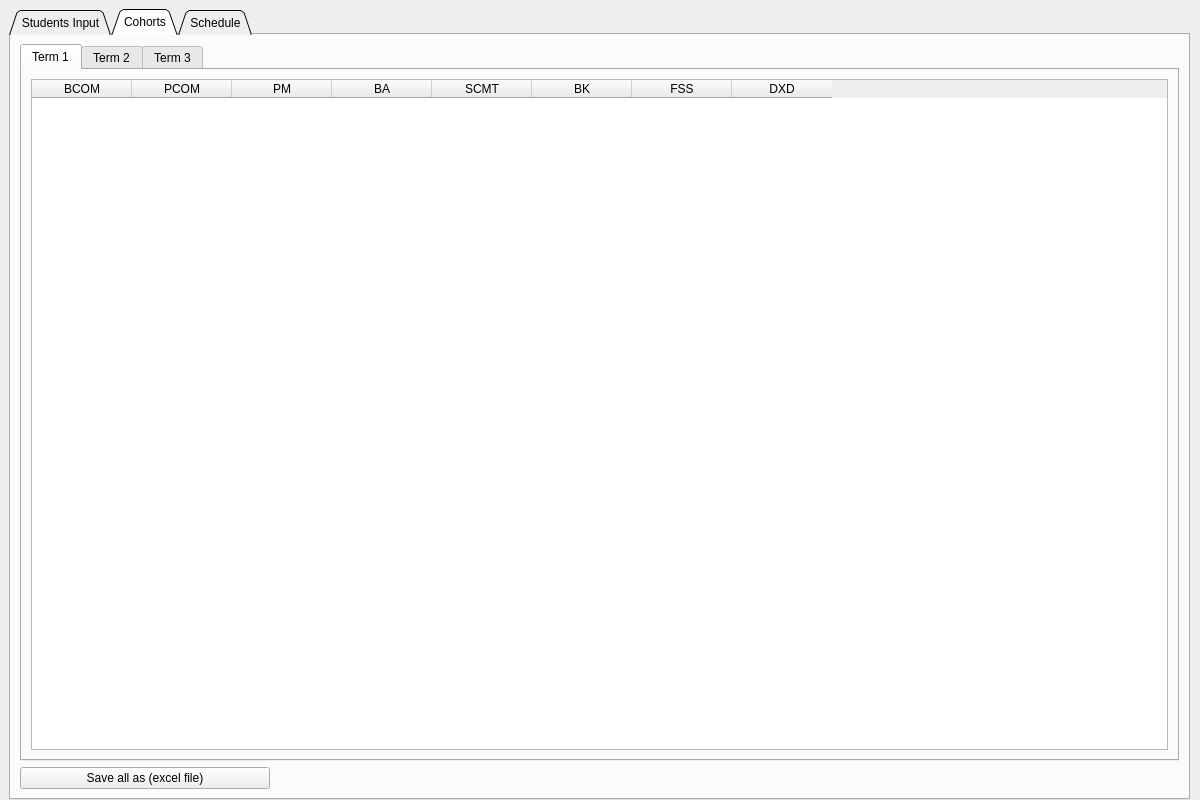
Qt form MainWindow.ui (fahad-ali1/CMPT-395-Class-Scheduler) before a commit.
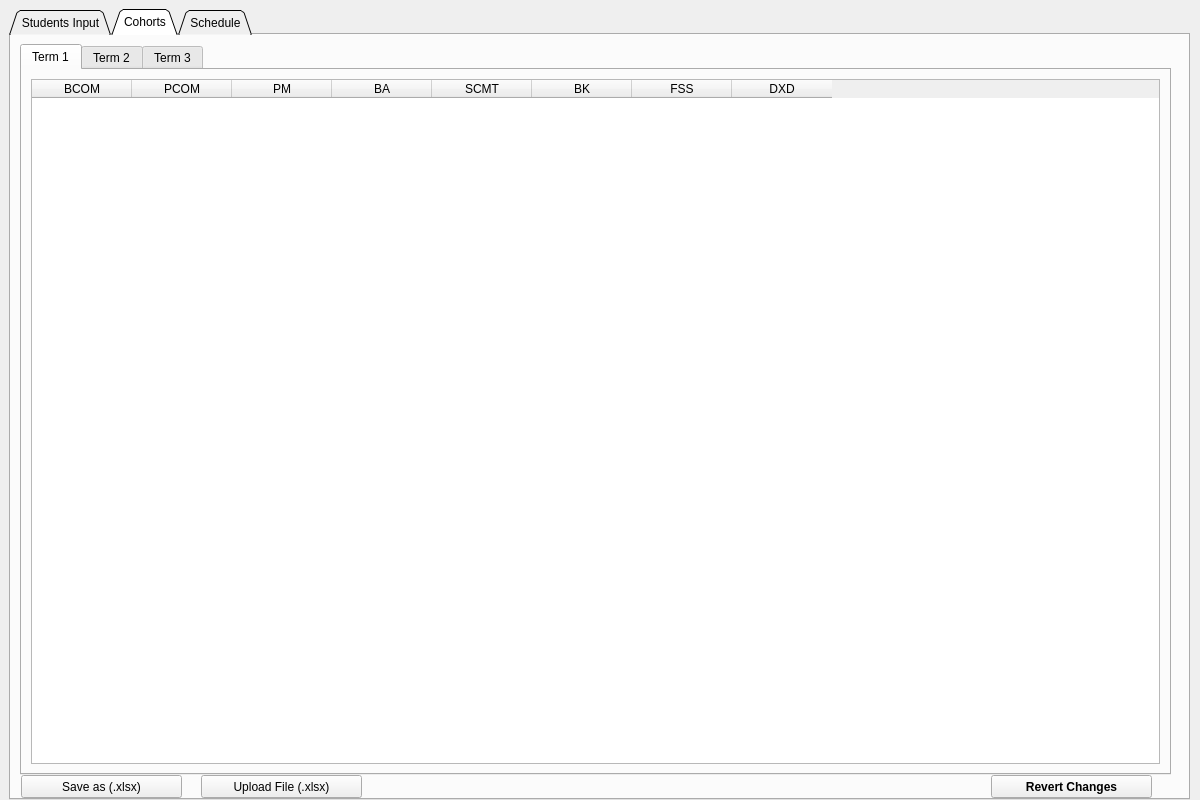
The same form after that commit. The open tabs and pages were chosen to show the change. Icons and pictures are not drawn.

```diff
--- a/MainWindow.ui
+++ b/MainWindow.ui
@@ -621,9 +621,46 @@
     <attribute name="title">
      <string>Cohorts</string>
     </attribute>
-    <layout class="QGridLayout" name="gridLayout_5">
-     <item row="0" column="0">
+    <widget class="QPushButton" name="SaveAs2">
+     <property name="geometry">
+      <rect>
+       <x>10</x>
+       <y>740</y>
+       <width>161</width>
+       <height>23</height>
+      </rect>
+     </property>
+     <property name="sizePolicy">
+      <sizepolicy hsizetype="Fixed" vsizetype="Fixed">
+       <horstretch>0</horstretch>
+       <verstretch>0</verstretch>
+      </sizepolicy>
+     </property>
+     <property name="minimumSize">
+      <size>
+       <width>161</width>
+       <height>23</height>
+      </size>
+     </property>
+     <property name="maximumSize">
+      <size>
+       <width>161</width>
+       <height>23</height>
+      </size>
+     </property>
+     <property name="text">
+      <string>Save as (.xlsx)</string>
+     </property>
+    </widget>
       <widget class="QTabWidget" name="CohortTables">
+     <property name="geometry">
+      <rect>
+       <x>9</x>
+       <y>9</y>
+       <width>1151</width>
+       <height>731</height>
+      </rect>
+     </property>
        <property name="currentIndex">
         <number>0</number>
        </property>
@@ -781,27 +818,76 @@
         </layout>
        </widget>
       </widget>
-     </item>
-     <item row="1" column="0">
-      <widget class="QPushButton" name="SaveAsCohort">
+    <widget class="QPushButton" name="UploadFileButton2">
+     <property name="geometry">
+      <rect>
+       <x>190</x>
+       <y>740</y>
+       <width>161</width>
+       <height>23</height>
+      </rect>
+     </property>
        <property name="sizePolicy">
         <sizepolicy hsizetype="Fixed" vsizetype="Fixed">
          <horstretch>0</horstretch>
          <verstretch>0</verstretch>
         </sizepolicy>
        </property>
+     <property name="minimumSize">
+      <size>
+       <width>161</width>
+       <height>23</height>
+      </size>
+     </property>
        <property name="maximumSize">
         <size>
-         <width>250</width>
+       <width>161</width>
+       <height>23</height>
+      </size>
+     </property>
+     <property name="font">
+      <font>
+       <stylestrategy>PreferDefault</stylestrategy>
+      </font>
+     </property>
+     <property name="layoutDirection">
+      <enum>Qt::LeftToRight</enum>
+     </property>
+     <property name="text">
+      <string>Upload File (.xlsx)</string>
+     </property>
+    </widget>
+    <widget class="QPushButton" name="RevertButton2">
+     <property name="geometry">
+      <rect>
+       <x>980</x>
+       <y>740</y>
+       <width>161</width>
+       <height>23</height>
+      </rect>
+     </property>
+     <property name="sizePolicy">
+      <sizepolicy hsizetype="Fixed" vsizetype="Fixed">
+       <horstretch>0</horstretch>
+       <verstretch>0</verstretch>
+      </sizepolicy>
+     </property>
+     <property name="maximumSize">
+      <size>
+       <width>200</width>
          <height>30</height>
         </size>
        </property>
+     <property name="font">
+      <font>
+       <weight>75</weight>
+       <bold>true</bold>
+      </font>
+     </property>
        <property name="text">
-        <string>Save all as (excel file)</string>
-       </property>
-      </widget>
-     </item>
-    </layout>
+      <string>Revert Changes</string>
+     </property>
+    </widget>
    </widget>
    <widget class="QWidget" name="Schedules">
     <attribute name="title">
```
Left out of the diff: 120 changed lines with no effect on the pictures. Lines whose indentation alone changed are shown as unchanged.
